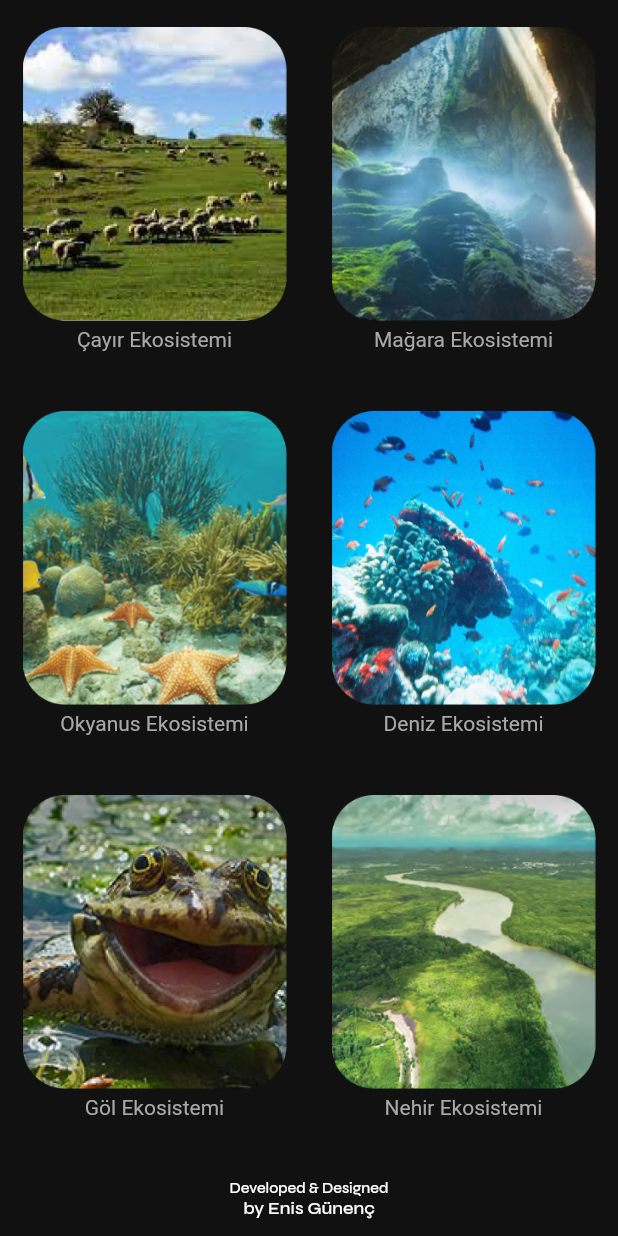
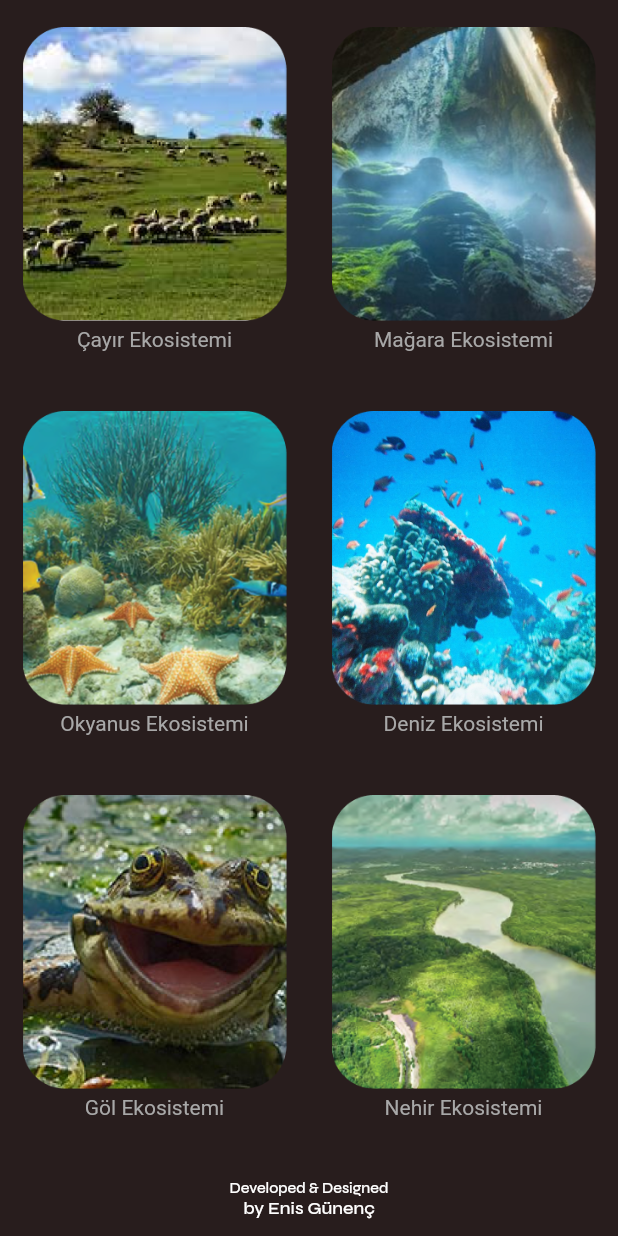
Before and after one commit to ensgnnc/Biolists, a Flutter app: the screen it shows after launch, scrolled down 381 dp, on a phone screen of 412 x 824 dp. Run offline on Flutter 3.47's test engine with Material 2 defaults, Android fonts, the phone set to English and light mode, and no system bars; our stand-ins replace google_fonts.

Commit message:
Added code descriptions and fixed some typos

```diff
--- a/lib/main.dart
+++ b/lib/main.dart
@@ -28,6 +28,7 @@ class MyHomePage extends StatefulWidget {
 class _MyHomePageState extends State<MyHomePage> {
   @override
   Widget build(BuildContext context) {
+    //* Getting screen size for button and popup sizes
     int getWidht = MediaQuery.of(context).size.width.toInt();
     return Scaffold(
       body: HomeScreen(
--- a/lib/screens/HomeScreen.dart
+++ b/lib/screens/HomeScreen.dart
@@ -1,12 +1,8 @@
-// ignore_for_file: file_names, must_be_immutable, avoid_print, unnecessary_new
+// ignore_for_file: file_names, must_be_immutable, avoid_print, unnecessary_new, todo
 import 'package:google_fonts/google_fonts.dart';
 
 import 'package:flutter/material.dart';
 import 'package:ecolists/widget/itemButtonWidget.dart';
-
-//* flutter build apk --build-name=1.6 --build-number=1
-
-//TODO: Popup information
 
 class HomeScreen extends StatelessWidget {
   HomeScreen({Key? key, required this.width}) : super(key: key);
@@ -14,13 +10,15 @@ class HomeScreen extends StatelessWidget {
 
   @override
   Widget build(BuildContext context) {
+    //* Variable to store the middle
     double mid = width.roundToDouble() / 2;
 
+    //* Store popup width and height
     double containerWidth = mid - 30;
     double containerHeight = containerWidth + 20;
 
     return Scaffold(
-      backgroundColor: const Color(0xFF111111),
+      backgroundColor: const Color.fromARGB(255, 40, 29, 29),
       body: SingleChildScrollView(
         child: Stack(
           children: [
@@ -33,7 +31,7 @@ class HomeScreen extends StatelessWidget {
                     child: Column(
                       children: [
                         Text(
-                          "ecolist",
+                          "biolists",
                           style: GoogleFonts.syne(
                             textStyle: Theme.of(context).textTheme.headline4,
                             fontSize: 36,
@@ -49,7 +47,7 @@ class HomeScreen extends StatelessWidget {
                   alignment: Alignment.center,
                   child: Row(
                     children: [
-//* Sol Tarafs
+//* Sol Taraf
                       Container(
                         margin:
                             const EdgeInsets.only(left: 15, right: 15, top: 40),
@@ -59,25 +57,25 @@ class HomeScreen extends StatelessWidget {
                             customButtonWidget(
                               containerHeight: containerHeight,
                               containerWidth: containerWidth,
-                              itemName: "Orman",
+                              ecoName: "Orman",
                             ),
                             //* Çayır Ekosistemi
                             customButtonWidget(
                               containerHeight: containerHeight,
                               containerWidth: containerWidth,
-                              itemName: "Çayır",
+                              ecoName: "Çayır",
                             ),
                             //* Okyanus Ekosistemi
                             customButtonWidget(
                               containerHeight: containerHeight,
                               containerWidth: containerWidth,
-                              itemName: "Okyanus",
+                              ecoName: "Okyanus",
                             ),
                             //* Göl Ekosistemi
                             customButtonWidget(
                               containerHeight: containerHeight,
                               containerWidth: containerWidth,
-                              itemName: "Göl",
+                              ecoName: "Göl",
                             ),
                           ],
                         ),
@@ -96,25 +94,25 @@ class HomeScreen extends StatelessWidget {
                                   customButtonWidget(
                                     containerHeight: containerHeight,
                                     containerWidth: containerWidth,
-                                    itemName: "Çöl",
+                                    ecoName: "Çöl",
                                   ),
                                   //* Mağara Ekosistemi
                                   customButtonWidget(
                                     containerHeight: containerHeight,
                                     containerWidth: containerWidth,
-                                    itemName: "Mağara",
+                                    ecoName: "Mağara",
                                   ),
                                   //* Deniz Ekosistemi
                                   customButtonWidget(
                                     containerHeight: containerHeight,
                                     containerWidth: containerWidth,
-                                    itemName: "Deniz",
+                                    ecoName: "Deniz",
                                   ),
                                   //* Nehir Ekosistemi
                                   customButtonWidget(
                                     containerHeight: containerHeight,
                                     containerWidth: containerWidth,
-                                    itemName: "Nehir",
+                                    ecoName: "Nehir",
                                   ),
                                 ],
                               ),
--- a/lib/widget/itemButtonWidget.dart
+++ b/lib/widget/itemButtonWidget.dart
@@ -4,8 +4,9 @@ import 'package:google_fonts/google_fonts.dart';
 import 'package:flutter/material.dart';
 
 class customButtonWidget extends StatefulWidget {
-  String itemName;
+  String ecoName;
 
+  //* Size variable for popup
   double containerHeight;
   double containerWidth;
 
@@ -13,7 +14,7 @@ class customButtonWidget extends StatefulWidget {
       {Key? key,
       required this.containerHeight,
       required this.containerWidth,
-      required this.itemName})
+      required this.ecoName})
       : super(key: key);
 
   @override
@@ -23,8 +24,10 @@ class customButtonWidget extends StatefulWidget {
 class _customButtonWidgetState extends State<customButtonWidget> {
   @override
   Widget build(BuildContext context) {
-    String ecoName = widget.itemName;
+    //* Ecosystem name for print to screen.
+    String ecoName = widget.ecoName;
 
+    //* Get rid of Turkish characters for assets name
     String imageName = ecoName.toLowerCase();
     String _imageName = imageName.replaceAll("ç", "c");
     String __imageName = _imageName.replaceAll("ö", "o");
@@ -129,6 +132,10 @@ class _customButtonWidgetState extends State<customButtonWidget> {
   }
 }
 
+//These codes are trash code i will fix that ASAP.
+//TODO: Fix that
+//TODO: Add popup infos
+//* Widget that returns about info for given ecosystem
 class returnAbout extends StatelessWidget {
   const returnAbout({Key? key, required this.name}) : super(key: key);
   final String name;
@@ -159,6 +166,7 @@ class returnAbout extends StatelessWidget {
   }
 }
 
+//* Widget that returns creature info for given ecosystem
 class returnCreatures extends StatelessWidget {
   const returnCreatures({Key? key, required this.name}) : super(key: key);
   final String name;
@@ -189,6 +197,7 @@ class returnCreatures extends StatelessWidget {
   }
 }
 
+//* Widget that returns climate info for given ecosystem
 class returnClimate extends StatelessWidget {
   const returnClimate({Key? key, required this.name}) : super(key: key);
   final String name;
```
